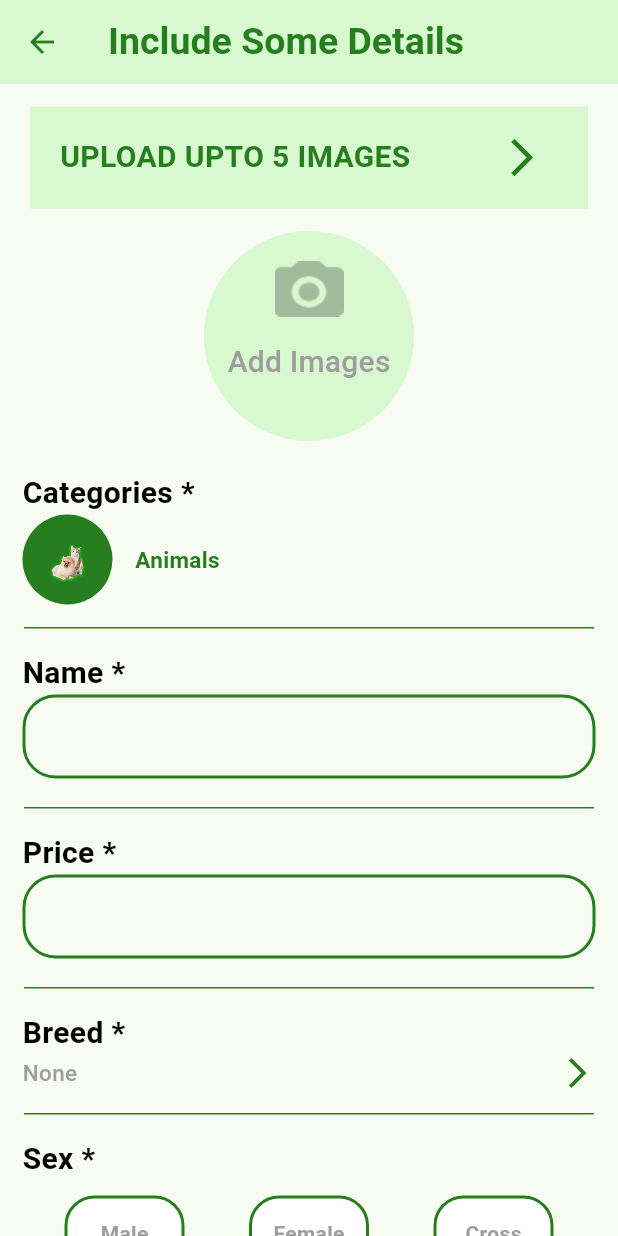
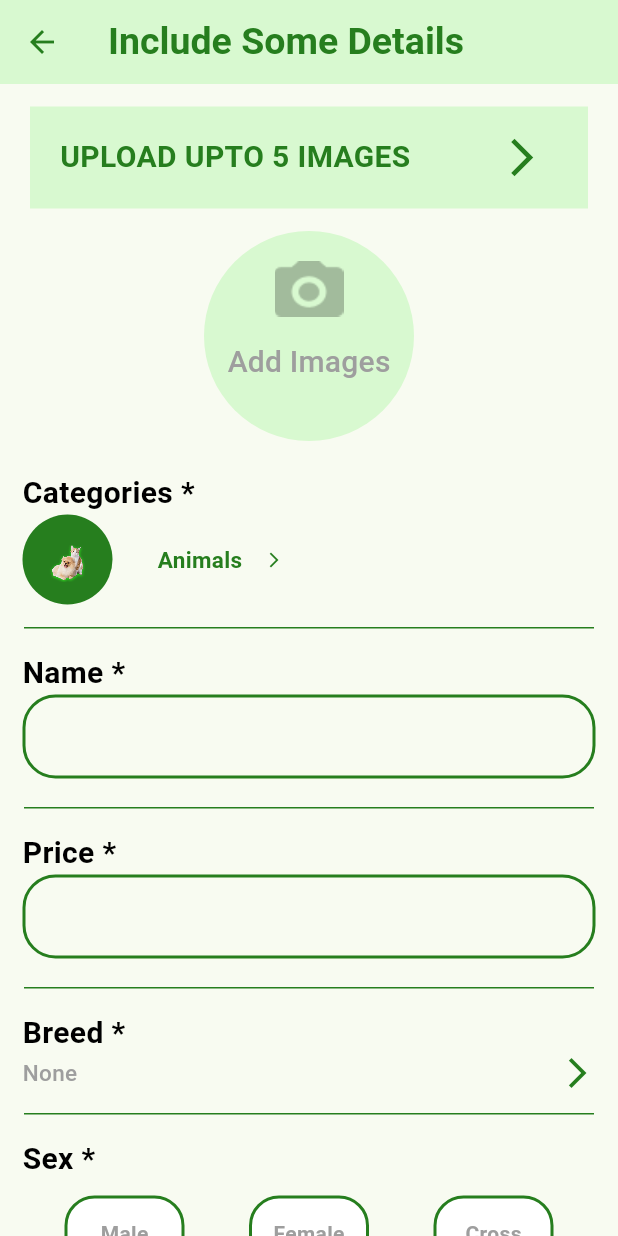
Before and after one commit to mustafalada36/pet_app, a Flutter app: the screen it shows after launch, on a phone screen of 412 x 824 dp. Run offline on Flutter 3.47's test engine with Material 3 defaults, Android fonts, the phone set to English and light mode, and no system bars; our stand-ins replace cloud_firestore, curved_navigation_bar, firebase_auth, firebase_core, google_fonts; accounts and stored records are empty.

Commit message:
better getstarted

```diff
--- a/lib/Screens/adDetails.dart
+++ b/lib/Screens/adDetails.dart
@@ -16,6 +16,7 @@ class _adDetailsState extends State<adDetails> {
   String selectedBreed = "None";
   String selectedGender = "";
   String selectedVaccine = "";
+  String selectedCategory = "Animals";
 
   // Function to update selected gender
   void _selectGender(String gender) {
@@ -29,6 +30,12 @@ class _adDetailsState extends State<adDetails> {
       selectedVaccine = vaccine;
     });
   }
+
+  /*void _selectCategory(String category) {
+    setState(() {
+      selectedCategory = category;
+    });
+  }*/
 
   @override
   Widget build(BuildContext context) {
@@ -132,12 +139,81 @@ class _adDetailsState extends State<adDetails> {
                     ),
                   ),
                 ),
-                const Text(
-                  "Animals",
-                  style: TextStyle(
-                    fontWeight: FontWeight.w700,
-                    fontSize: 15,
-                    color: primaryColor,
+                GestureDetector(
+                  onTap: () {
+                    // Show a modal bottom sheet with options
+                    showModalBottomSheet(
+                      context: context,
+                      builder: (BuildContext context) {
+                        return Container(
+                          padding: const EdgeInsets.all(10),
+                          child: Column(
+                            mainAxisSize: MainAxisSize.min,
+                            children: [
+                              ListTile(
+                                title: const Text("Animals"),
+                                onTap: () {
+                                  setState(() {
+                                    selectedCategory = "Animals";
+                                  });
+                                  Navigator.pop(
+                                      context); // Close the bottom sheet
+                                },
+                              ),
+                              ListTile(
+                                title: const Text("Food"),
+                                onTap: () {
+                                  setState(() {
+                                    selectedCategory = "Food";
+                                  });
+                                  Navigator.pop(context);
+                                },
+                              ),
+                              ListTile(
+                                title: const Text("Maintainance"),
+                                onTap: () {
+                                  setState(() {
+                                    selectedCategory = "Maintainance";
+                                  });
+                                  Navigator.pop(context);
+                                },
+                              ),
+                              ListTile(
+                                title: const Text("Medical"),
+                                onTap: () {
+                                  setState(() {
+                                    selectedCategory = "Medical";
+                                  });
+                                  Navigator.pop(context);
+                                },
+                              ),
+                            ],
+                          ),
+                        );
+                      },
+                    );
+                  },
+                  child: Row(
+                    mainAxisAlignment: MainAxisAlignment.spaceBetween,
+                    children: [
+                      Padding(
+                        padding: const EdgeInsets.symmetric(horizontal: 15),
+                        child: Text(
+                          selectedCategory, // Display the selected breed
+                          style: const TextStyle(
+                            fontWeight: FontWeight.bold,
+                            fontSize: 15,
+                            color: primaryColor,
+                          ),
+                        ),
+                      ),
+                      Icon(
+                        Icons.arrow_forward_ios,
+                        size: 12,
+                        weight: 50,
+                        color: primaryColor,
+                      )
+                    ],
                   ),
                 ),
               ],
@@ -505,7 +581,7 @@ class _adDetailsState extends State<adDetails> {
                   ),
                 ),
                 child: const Text(
-                  'Login',
+                  'Post',
                   style: TextStyle(
                     fontSize: 16.0,
                     fontWeight: FontWeight.w500, // medium weight
```
